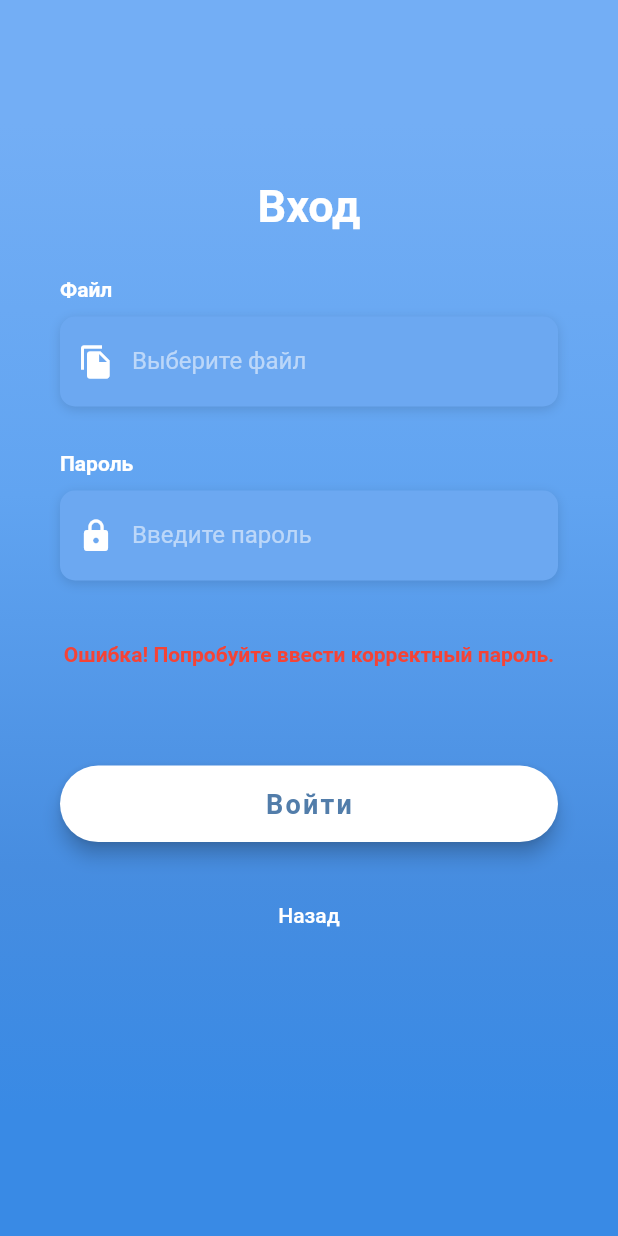
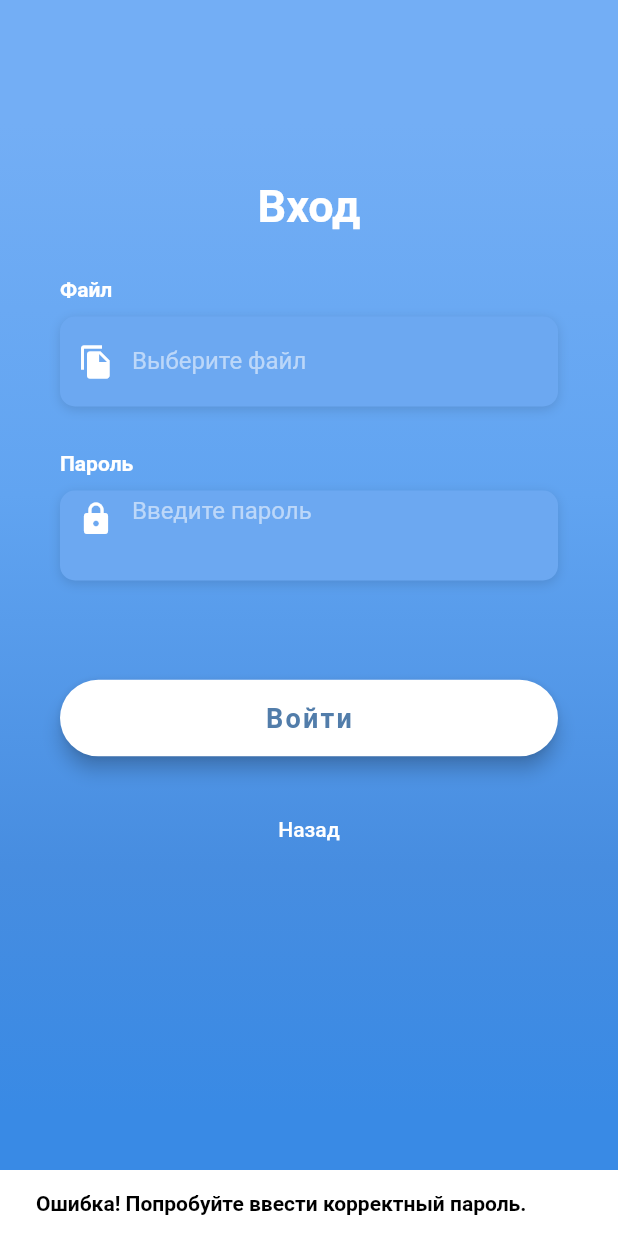
Before and after one commit to barganaev/AbiturientApp, a Flutter app: the Login2Screen screen opened directly, after a tap on "Войти", on a phone screen of 412 x 824 dp. Run offline on Flutter 3.47's test engine with Material 2 defaults, Android fonts, the phone set to English and light mode, and no system bars; our stand-ins replace bloc, carousel_slider, device_preview, file_picker, flutter_bloc, hive and 2 more; accounts and stored records are empty; Roboto replaces fonts that are missing (OpenSans); key blocks and very long unbroken strings in the code were emptied for the run.

Commit message:
changed: smth

```diff
--- a/lib/screens/login2_screen.dart
+++ b/lib/screens/login2_screen.dart
@@ -19,6 +19,7 @@ class _Login2ScreenState extends State<Login2Screen> {
   bool _rememberMe = false;
   var fileName;
   String img64;
+  final _formKey = GlobalKey<FormState>();
 
   TextEditingController _passwordController = TextEditingController(text: "");
 
@@ -96,7 +97,16 @@ class _Login2ScreenState extends State<Login2Screen> {
           alignment: Alignment.centerLeft,
           decoration: kBoxDecorationStyle,
           height: 60.0,
-          child: TextField(
+          child: Form(
+            key: _formKey,
+            child: TextFormField(
+              // key: _formKey,
+              validator: (value){
+                if (value.isEmpty) {
+                  return ''/*'Пожалуйста, вводите текст'*/;
+                }
+                return null;
+              },
               controller: _passwordController,
               // onEditingComplete: () {
               //   BlocProvider.of<LoginBloc>(_scaffoldkey.currentState.context)
@@ -119,6 +129,7 @@ class _Login2ScreenState extends State<Login2Screen> {
               ),
             ),
           ),
+        ),
       ],
     );
   }
@@ -130,10 +141,25 @@ class _Login2ScreenState extends State<Login2Screen> {
       child: RaisedButton(
         elevation: 5.0,
         onPressed: () {
+          if (_formKey.currentState.validate()) {
             log(this.img64, name: "base64");
             log(_passwordController.text, name: "_passwordController");
             BlocProvider.of<LoginBloc>(context).add(LoginDoEvent(
                 p12: this.img64, password: _passwordController.text));
+          } else {
+            ScaffoldMessenger.of(context).showSnackBar(
+              SnackBar(
+                content: Text(
+                  'Ошибка! Попробуйте ввести корректный пароль.',
+                  style: TextStyle(
+                    color: Colors.black,
+                    fontWeight: FontWeight.bold
+                  ),
+                ),
+                backgroundColor: Colors.white,
+              )
+            );
+          }
 
           /// this.img  // pass controller text
         },
@@ -232,16 +258,6 @@ class _Login2ScreenState extends State<Login2Screen> {
                                   height: 30.0,
                                 ),
                                 _buildPasswordTF(),
-                                Center(
-                                  child: Column(
-                                    children: [
-                                      SizedBox(
-                                        height: MediaQuery.of(context).size.height * 0.05,
-                                      ),
-                                      Text('Ошибка! Попробуйте ввести корректный пароль.', style: TextStyle(color: Colors.red, fontWeight: FontWeight.bold),),
-                                    ],
-                                  ),
-                                ),
                                 SizedBox(
                                   height:
                                       MediaQuery.of(context).size.height * 0.05,
--- a/lib/utils/constants.dart
+++ b/lib/utils/constants.dart
@@ -12,7 +12,7 @@ const String COLLEGES_BY_REGION =
     "https://api.abiturient.edus.kz/v1/ru/public/college/list?limit=all&region_ab=";
 const String REGIONS =
     "https://api.abiturient.edus.kz/v1/ru/public/region/list?is_edus=true";
-const String NEWS = "https://api.abiturient.edus.kz/v1/kk/public/news";
+const String NEWS = "https://api.abiturient.edus.kz/v1/ru/public/news";
 
 const String FAQ = "https://api.abiturient.edus.kz/v1/ru/public/faq";
 const String COLLEGE_DETAIL = "https://api.abiturient.edus.kz/v1/ru/public/college/single/"; // 020640003415
--- a/pubspec.yaml
+++ b/pubspec.yaml
@@ -23,6 +23,7 @@ dependencies:
   local_auth: ^1.1.6
   carousel_slider: ^3.0.0
   flutter_launcher_icons: ^0.9.0
+  device_preview: ^0.7.4
 
 flutter_icons:
   image_path: "assets/ico_mob_abit_launch.png"
```
Also changed, not shown: lib/main.dart (+7 -1 lines), lib/screens/news_detail_screen.dart (+90 -5 lines), pubspec.lock. Lines whose indentation alone changed are shown as unchanged.
